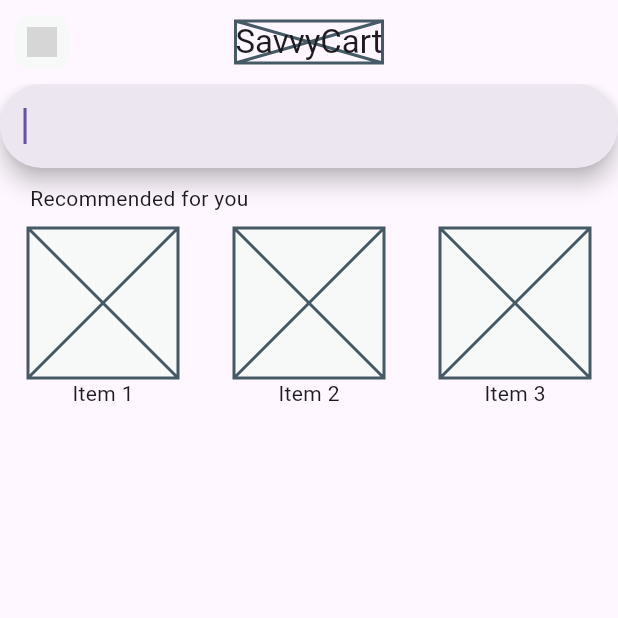
After one commit to tepennnn/GDGoC-Team-7, a Flutter app: the screen it shows after launch, after a tap on "Search for ingredients", on a phone screen of 412 x 824 dp, the top half of it. The commit adds this screen. Run offline on Flutter 3.47's test engine with Material 3 defaults, Android fonts, the phone set to English and light mode, and no system bars; our stand-ins replace flutter_svg; grey boxes are pictures that could not be loaded.

Commit message:
Splash screen and search page integrated
1. Got a splash screen
2.  Can jump between search page and home page

```diff
--- a/flutter_application/lib/main.dart
+++ b/flutter_application/lib/main.dart
@@ -1,4 +1,4 @@
-import 'package:flutter_application/pages/home.dart';
+import 'package:flutter_application/pages/splashScreen.dart';
 import 'package:flutter/material.dart';
 
 void main() {
@@ -12,7 +12,7 @@ class MyApp extends StatelessWidget {
     return MaterialApp(
       debugShowCheckedModeBanner: false,
       // theme: ThemeData(fontFamily: 'SourGummy'),
-      home: const HomePage()
+      home: SplashScreen()
     );
   }
 }
--- a/flutter_application/lib/pages/home.dart
+++ b/flutter_application/lib/pages/home.dart
@@ -1,5 +1,5 @@
 import 'package:flutter/material.dart';
-
+import 'package:flutter_application/pages/search_page.dart';
 import 'package:flutter_application/pages/map.dart';
 import 'package:flutter_application/pages/profile_history.dart';
 
@@ -18,7 +18,6 @@ class _HomePageState extends State<HomePage> {
       _isExpanded = !_isExpanded;
     });
   }
-
 
   @override
   Widget build(BuildContext context) {
@@ -88,7 +87,15 @@ class _HomePageState extends State<HomePage> {
 
   Container _searchBar() {
     return Container(
-          margin: EdgeInsets.only(top: 20, left: 20, right: 20),
+      margin: EdgeInsets.only(top: 20, left: 20, right: 20),
+      child: GestureDetector(
+        onTap: () {
+          Navigator.push(
+            context,
+            MaterialPageRoute(builder: (context) => SearchPage()),
+          );
+        },
+        child: AbsorbPointer( // Prevents keyboard from appearing
           child: TextField(
             decoration: InputDecoration(
               filled: true,
@@ -100,7 +107,7 @@ class _HomePageState extends State<HomePage> {
                 child: Icon(
                   Icons.search,
                   size: 30,
-                )
+                ),
               ),
               border: OutlineInputBorder(
                 borderRadius: BorderRadius.circular(30),
@@ -108,8 +115,11 @@ class _HomePageState extends State<HomePage> {
               ),
             ),
           ),
-        );
+        ),
+      ),
+    );
   }
+
 
   Container _centralBox() {
     return Container(
--- /dev/null
+++ b/flutter_application/lib/pages/search_page.dart
@@ -0,0 +1,87 @@
+import 'package:flutter/material.dart';
+import 'package:flutter_svg/svg.dart';
+import 'package:flutter_application/pages/home.dart';
+
+class SearchPage extends StatelessWidget {
+  const SearchPage({super.key});
+
+  @override
+  Widget build(BuildContext context) {
+    return Scaffold(
+        appBar: topBar(context),
+        body: Column(
+          children: [
+            SearchBar(autoFocus: true),
+            SizedBox(height: 10),
+            recommendation()
+          ],
+        ));
+  }
+
+  Column recommendation() {
+    return Column(
+      children: [
+        Align(
+            alignment: Alignment.topLeft,
+            child: Container(
+                margin: EdgeInsets.fromLTRB(20, 0, 0, 0),
+                child: Text(
+                  "Recommended for you",
+                ))),
+        Row(
+          children: [
+            Expanded(
+                child: itemBox(1)),
+            Expanded(
+              child: itemBox(2),
+            ),
+            Expanded(
+              child: itemBox(3),
+            )
+          ],
+        )
+      ],
+    );
+  }
+
+  Column itemBox(int number) {
+    return Column(children: [
+            Container(
+                margin: EdgeInsets.fromLTRB(0,10,0,0),
+                decoration: BoxDecoration(
+                    borderRadius: BorderRadius.circular(10),
+                    color: Color(0xffF7F8F8)),
+                height: 100,
+                width: 100,
+                alignment: Alignment.center,
+                child: Placeholder()),
+            Text("Item $number",)
+          ]);
+  }
+
+  AppBar topBar(BuildContext context) {
+    return AppBar(
+        title: Placeholder(
+          child: Text("SavvyCart"),
+        ),
+        centerTitle: true,
+        leading: GestureDetector(
+            onTap: () {
+              Navigator.push(
+                context,
+                MaterialPageRoute(builder: (context) => HomePage()),
+              );
+            },
+            child: Container(
+                margin: EdgeInsets.all(10),
+                height: 5,
+                width: 5,
+                decoration: BoxDecoration(
+                  color: Color(0xffF7F8F8),
+                  borderRadius: BorderRadius.circular(10),
+                ),
+                alignment: Alignment.center,
+                child: SvgPicture.asset('assets/icons/back_arrow_icon.svg',
+                    alignment: Alignment.center, height: 20, width: 20))));
+  }
+}
--- /dev/null
+++ b/flutter_application/lib/pages/splashScreen.dart
@@ -0,0 +1,40 @@
+import 'package:flutter/material.dart';
+import 'package:flutter_application/pages/home.dart'; // Import your HomePage
+
+class SplashScreen extends StatefulWidget {
+  const SplashScreen({super.key});
+  @override
+  _SplashScreenState createState() => _SplashScreenState();
+}
+
+class _SplashScreenState extends State<SplashScreen> {
+  @override
+  void initState() {
+    super.initState();
+
+    // Navigate to HomePage after 1 seconds
+    Future.delayed(Duration(seconds: 1), () {
+      Navigator.pushReplacement(
+        context,
+        MaterialPageRoute(builder: (context) => HomePage()),
+      );
+    });
+  }
+
+  @override
+  Widget build(BuildContext context) {
+    return Scaffold(
+      backgroundColor: Colors.green, // Green background
+      body: Center(
+        child: Text(
+          "Savvy Cart",
+          style: TextStyle(
+            fontSize: 40,
+            fontWeight: FontWeight.bold,
+            color: Colors.white,
+          ),
+        ),
+      ),
+    );
+  }
+}
```
